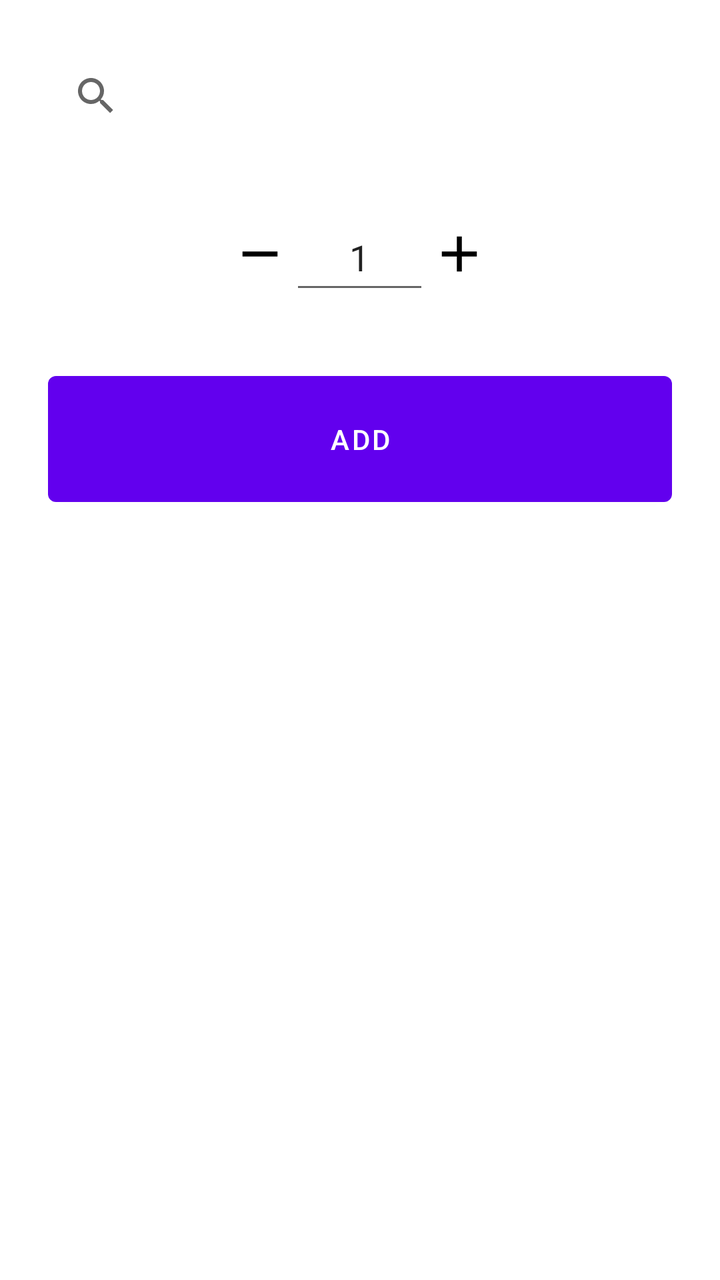
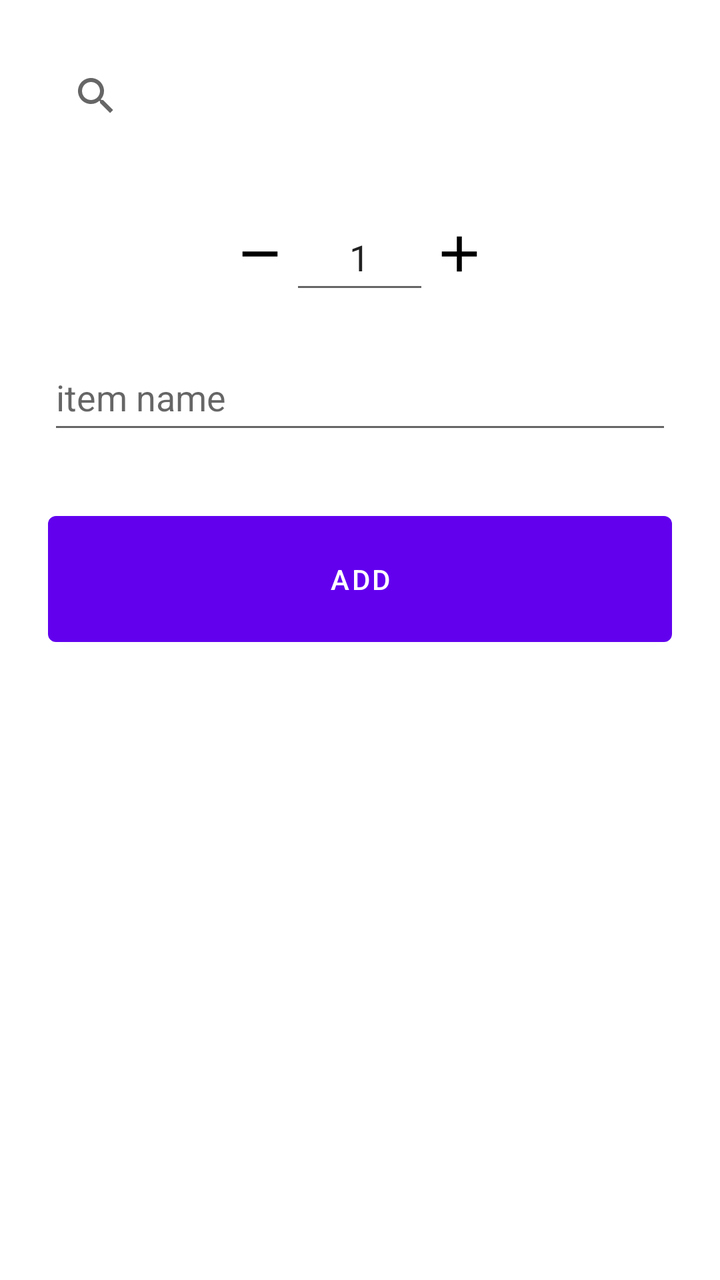

Screens rendered from an Android XML layout before and after an edit, with the pre-edit source and the edit as a unified diff.
<!-- AndroidManifest.xml: application theme Theme.SmartCart.Light -->
<!-- res/layout/popup_add_item.xml -->
<?xml version="1.0" encoding="utf-8"?>
<LinearLayout xmlns:android="http://schemas.android.com/apk/res/android"
    android:layout_width="match_parent"
    android:layout_height="wrap_content"
    xmlns:app="http://schemas.android.com/apk/res-auto"
    android:padding="24dp"
    android:orientation="vertical">

   <SearchView
       android:id="@+id/searchViewAddItem"
       android:layout_width="match_parent"
       android:layout_height="wrap_content"
       app:iconifiedByDefault="false"
       app:queryHint="Search Items" />

   <androidx.recyclerview.widget.RecyclerView
       android:id="@+id/recyclerViewItemsToAdd"
       android:layout_width="match_parent"
       android:layout_height="wrap_content"
       android:overScrollMode="ifContentScrolls"
       />

    <LinearLayout
        android:layout_width="wrap_content"
        android:layout_height="50dp"
        android:layout_marginTop="30dp"
        android:layout_gravity="center"
        android:orientation="horizontal">

        <ImageButton
            android:id="@+id/add_item_decreesAmount"
            android:layout_width="30dp"
            android:layout_height="30dp"
            android:background="@drawable/baseline_remove"
            android:backgroundTint="@color/black"
            android:layout_gravity="center_vertical"
            />

        <EditText
            android:id="@+id/add_item_amount"
            android:layout_width="wrap_content"
            android:layout_height="match_parent"
            android:hint="amount"
            android:text="1"
            android:textAlignment="center"
            android:inputType="numberDecimal"/>

        <ImageButton
            android:id="@+id/add_item_addAmount"
            android:layout_width="30dp"
            android:layout_height="30dp"
            android:background="@drawable/baseline_add"
            android:backgroundTint="@color/black"
            android:layout_gravity="center_vertical"
        />



    </LinearLayout>
    <Button
        android:id="@+id/buttonAddSelectedItem"
        android:layout_width="match_parent"
        android:layout_height="75dp"
        android:layout_marginTop="30dp"
        android:text="add"/>
</LinearLayout>
<!-- resources referenced by this layout -->
<resources>
  <color name="black">#FF000000</color>
  <!-- drawable baseline_add (drawable) -->
  <vector xmlns:android="http://schemas.android.com/apk/res/android" android:height="24dp" android:tint="#000000" android:viewportHeight="24" android:viewportWidth="24" android:width="24dp">
        
      <path android:fillColor="@android:color/white" android:pathData="M19,13h-6v6h-2v-6H5v-2h6V5h2v6h6v2z"/>
      
  </vector>
  <!-- drawable baseline_remove (drawable) -->
  <vector xmlns:android="http://schemas.android.com/apk/res/android" android:height="24dp" android:tint="#000000" android:viewportHeight="24" android:viewportWidth="24" android:width="24dp">
        
      <path android:fillColor="@android:color/white" android:pathData="M19,13H5v-2h14v2z"/>
  
  </vector>
  <style name="Theme.SmartCart.Light" parent="Theme.MaterialComponents.Light.NoActionBar">
          <item name="android:windowBackground">@android:color/white</item>
      </style>
</resources>

<!-- the commit's change to res/layout/popup_add_item.xml (unified diff, before → after) -->
@@ -19,6 +19,7 @@
        android:layout_height="wrap_content"
        android:overScrollMode="ifContentScrolls"
        />
+
 
     <LinearLayout
         android:layout_width="wrap_content"
@@ -54,9 +55,15 @@
             android:layout_gravity="center_vertical"
         />
 
+    </LinearLayout>
 
-
-    </LinearLayout>
+    <EditText
+        android:id="@+id/add_item_SetItemName"
+        android:layout_width="match_parent"
+        android:layout_height="50dp"
+        android:layout_marginTop="20dp"
+        android:hint="item name"
+        />
     <Button
         android:id="@+id/buttonAddSelectedItem"
         android:layout_width="match_parent"
